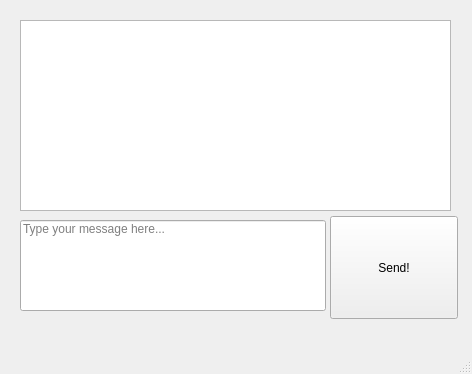
Above: ThatChat/UIs/MainWindow.ui from melvyn2/ThatChat before the change. Below: the same form after it.
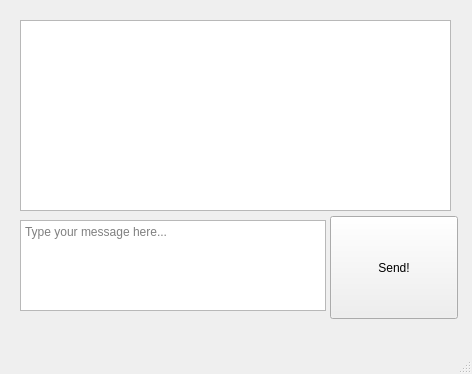
That is the form after the change.

Commit message: Turned enter box into QTextEdit for line wrapping

Patch:
```diff
--- a/ThatChat/UIs/MainWindow.ui
+++ b/ThatChat/UIs/MainWindow.ui
@@ -46,7 +46,7 @@
      <bool>true</bool>
     </property>
    </widget>
-   <widget class="QLineEdit" name="lineEdit">
+   <widget class="QTextEdit" name="textEdit_2">
     <property name="geometry">
      <rect>
       <x>20</x>
@@ -55,8 +55,12 @@
       <height>91</height>
      </rect>
     </property>
-    <property name="alignment">
-     <set>Qt::AlignLeading|Qt::AlignLeft|Qt::AlignTop</set>
+    <property name="html">
+     <string>&lt;!DOCTYPE HTML PUBLIC &quot;-//W3C//DTD HTML 4.0//EN&quot; &quot;http://www.w3.org/TR/REC-html40/strict.dtd&quot;&gt;
+&lt;html&gt;&lt;head&gt;&lt;meta name=&quot;qrichtext&quot; content=&quot;1&quot; /&gt;&lt;style type=&quot;text/css&quot;&gt;
+p, li { white-space: pre-wrap; }
+&lt;/style&gt;&lt;/head&gt;&lt;body style=&quot; font-family:'.SF NS Text'; font-size:13pt; font-weight:400; font-style:normal;&quot;&gt;
+&lt;p style=&quot;-qt-paragraph-type:empty; margin-top:0px; margin-bottom:0px; margin-left:0px; margin-right:0px; -qt-block-indent:0; text-indent:0px;&quot;&gt;&lt;br /&gt;&lt;/p&gt;&lt;/body&gt;&lt;/html&gt;</string>
     </property>
     <property name="placeholderText">
      <string>Type your message here...</string>
```
The commit also changes 8 other files.
